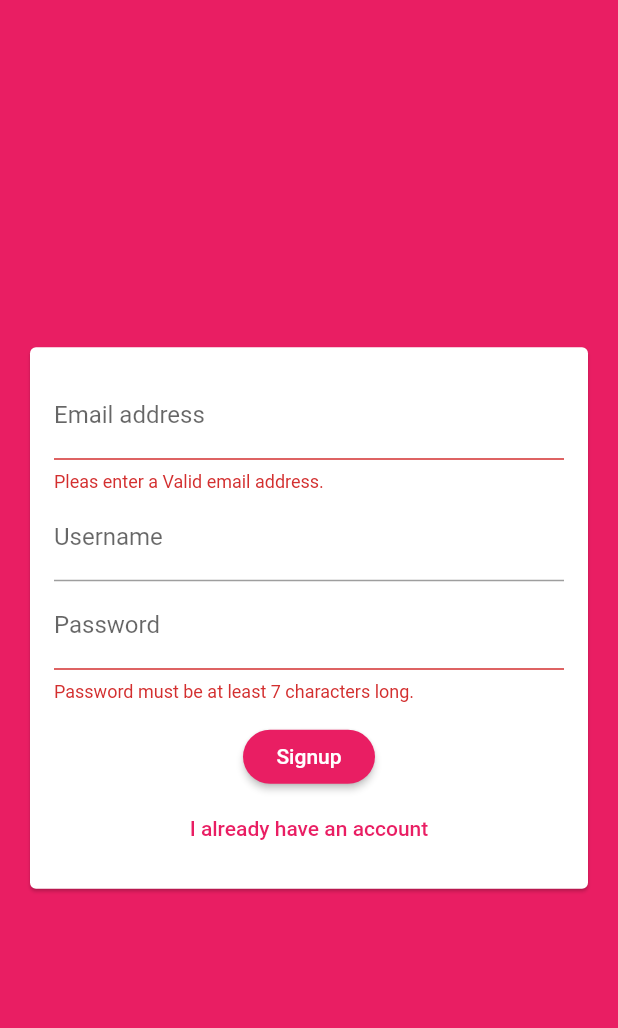
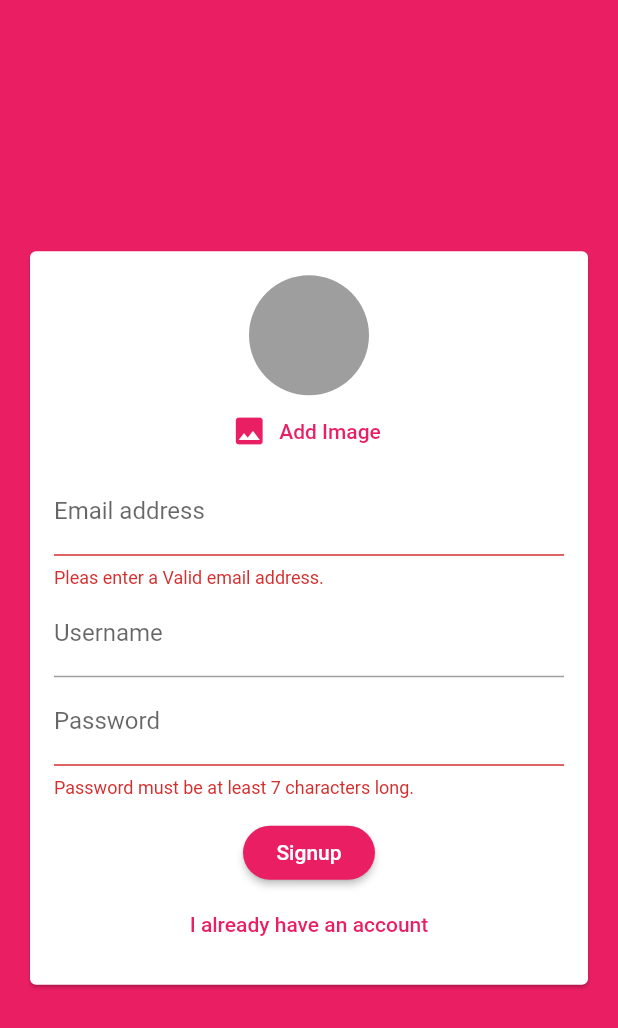
Before and after one commit to Yielonek/Chat_App_Flutter, a Flutter app: the screen it shows after launch, after a tap on "Login", after a tap on "Create new account", on a phone screen of 412 x 824 dp. Shown: the top 1028 px of the screen. Run offline on Flutter 3.47's test engine with Material 2 defaults, Android fonts, the phone set to English and light mode, and no system bars; our stand-ins replace cloud_firestore, firebase_auth, image_picker; accounts and stored records are empty.

Commit message:
Adding an Image Picker

```diff
--- a/lib/widgets/auth/auth_form.dart
+++ b/lib/widgets/auth/auth_form.dart
@@ -1,4 +1,5 @@
 import 'package:flutter/material.dart';
+import 'package:flutter_complete_guide/widgets/pickers/user_image_picker.dart';
 
 class AuthForm extends StatefulWidget {
   AuthForm(
@@ -57,6 +58,7 @@ class _AuthFormState extends State<AuthForm> {
               child: Column(
                 mainAxisSize: MainAxisSize.min,
                 children: [
+                 if(!_isLogin) UserImagePicker(),
                   TextFormField(
                     key: ValueKey('email'),
                     validator: (value) {
--- /dev/null
+++ b/lib/widgets/pickers/user_image_picker.dart
@@ -0,0 +1,41 @@
+import 'dart:io';
+
+import 'package:flutter/material.dart';
+import 'package:image_picker/image_picker.dart';
+
+class UserImagePicker extends StatefulWidget {
+  @override
+  State<UserImagePicker> createState() => _UserImagePickerState();
+}
+
+class _UserImagePickerState extends State<UserImagePicker> {
+  File _pickedImage;
+
+  void _pickImage() async {
+    final pickedImageFile =
+        await ImagePicker.pickImage(source: ImageSource.camera);
+    setState(() {
+      _pickedImage = pickedImageFile;
+    });
+  }
+
+  @override
+  Widget build(BuildContext context) {
+    return Column(
+      children: [
+        CircleAvatar(
+          radius: 40,
+          backgroundColor: Colors.grey,
+          backgroundImage:
+              _pickedImage != null ? FileImage(_pickedImage) : null,
+        ),
+        FlatButton.icon(
+          textColor: Theme.of(context).primaryColor,
+          onPressed: _pickImage,
+          icon: Icon(Icons.image),
+          label: Text('Add Image'),
+        ),
+      ],
+    );
+  }
+}
--- a/pubspec.yaml
+++ b/pubspec.yaml
@@ -27,6 +27,7 @@ dependencies:
   cupertino_icons: ^0.1.2
   cloud_firestore: ^0.13.5
   firebase_auth: ^0.16.1
+  image_picker: ^0.6.5+3
 
 dev_dependencies:
   flutter_test:
```
Also changed, not shown: pubspec.lock.
